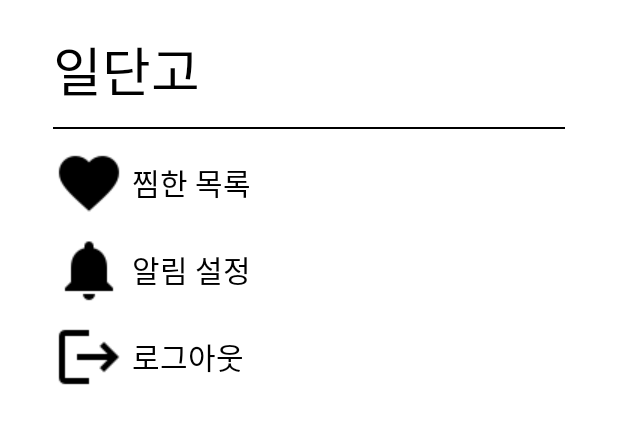
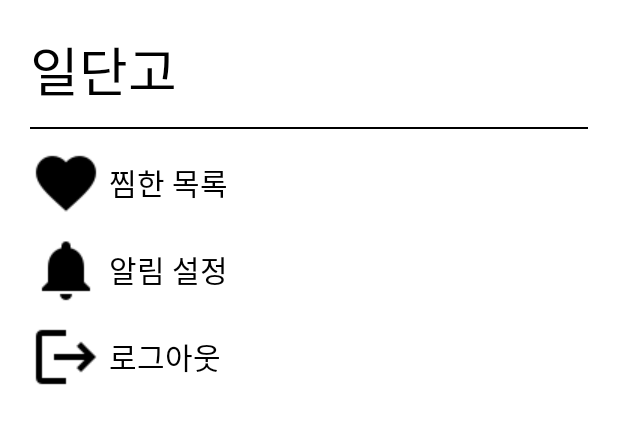
Before and after one commit to capstoneIldanGo/Capstone2022, an Android app: the layout bottom_sheet.xml on its own in the app's theme, with its tools: preview values and no code run, on a phone screen of 412 x 824 dp. Shown: the top 424 px of the screen. Run offline under Robolectric (Android 15) with nearby library versions, the light colour scheme and no system bars.

Commit message:
bottom sheet 디자인 (radius, margin)

```diff
--- /dev/null
+++ b/app/src/main/res/drawable/style_bottomsheet.xml
@@ -0,0 +1,6 @@
+<?xml version="1.0" encoding="utf-8"?>
+<shape xmlns:android="http://schemas.android.com/apk/res/android"
+    android:shape="rectangle">
+    <solid android:color="@color/gray"/>
+    <corners android:radius="30dp"/>
+</shape>
--- a/app/src/main/res/layout/bottom_sheet.xml
+++ b/app/src/main/res/layout/bottom_sheet.xml
@@ -7,11 +7,10 @@
     android:layout_width="match_parent"
     android:layout_height="wrap_content"
     android:orientation="vertical"
-    app:layout_behavior="com.google.android.material.bottomsheet.BottomSheetBehavior"
-    app:behavior_hideable="false"
-    android:padding="20dp"
-    android:layout_marginLeft="15dp"
-    android:layout_marginRight="15dp">
+    style="@style/AppBottomSheetDialogTheme"
+    app:layout_behavior="android.support.design.widget.BottomSheetBehavior"
+    app:behavior_hideable="true"
+    android:padding="20dp">
 
     <TextView
         android:id="@+id/main_bottomsheet_title"
@@ -59,6 +58,7 @@
         android:background="@android:color/transparent"
         android:drawableLeft="@drawable/icon_logout"
         android:textAlignment="textStart"
+        android:layout_marginBottom="10dp"
         android:textColor="@color/black"
         android:textSize="20sp"
         android:text=" 로그아웃" />
--- a/app/src/main/res/values/themes.xml
+++ b/app/src/main/res/values/themes.xml
@@ -14,4 +14,12 @@
         <!-- Customize your theme here. -->
         <item name="windowNoTitle">true</item>
     </style>
+
+    <style name="AppBottomSheetDialogTheme" parent="Theme.Design.Light.BottomSheetDialog">
+        <item name="bottomSheetStyle">@style/AppModalStyle</item>
+    </style>
+    <style name="AppModalStyle" parent="Widget.Design.BottomSheet.Modal">
+        <item name="android:background">@drawable/style_bottomsheet</item>
+        <item name="android:layout_margin">20dp</item>
+    </style>
 </resources>
```
Also changed, not shown: app/build.gradle (+4 -4 lines), app/src/main/java/com/example/capstone/BottomSheetFragment.kt (+8 -1 lines).
